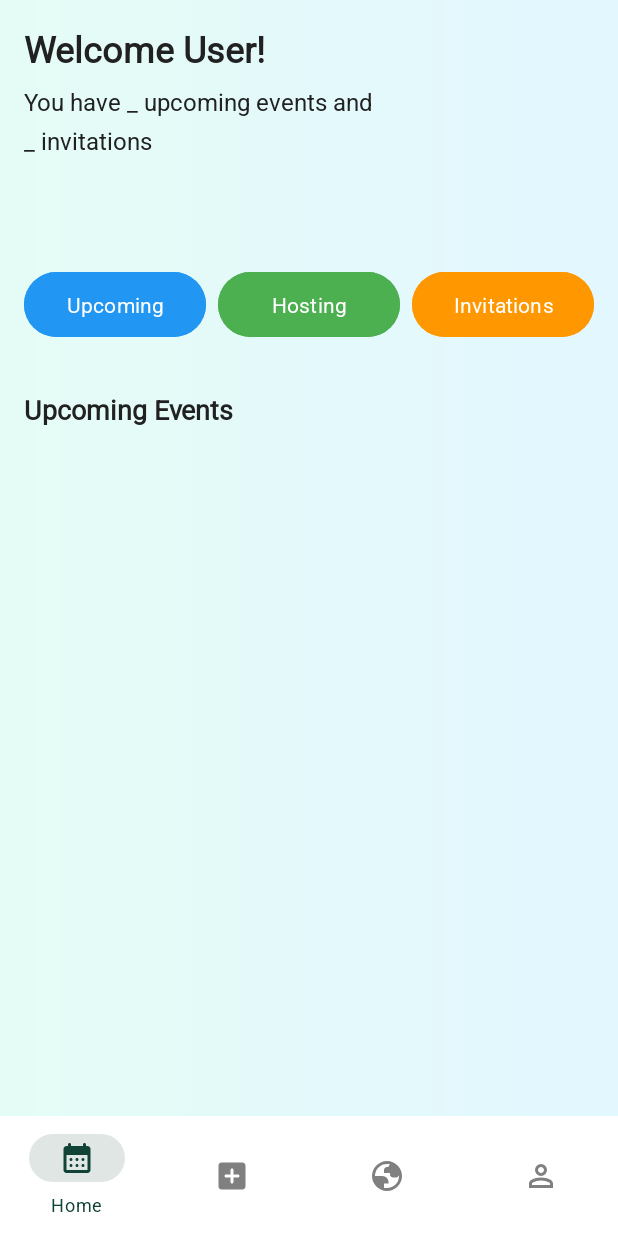
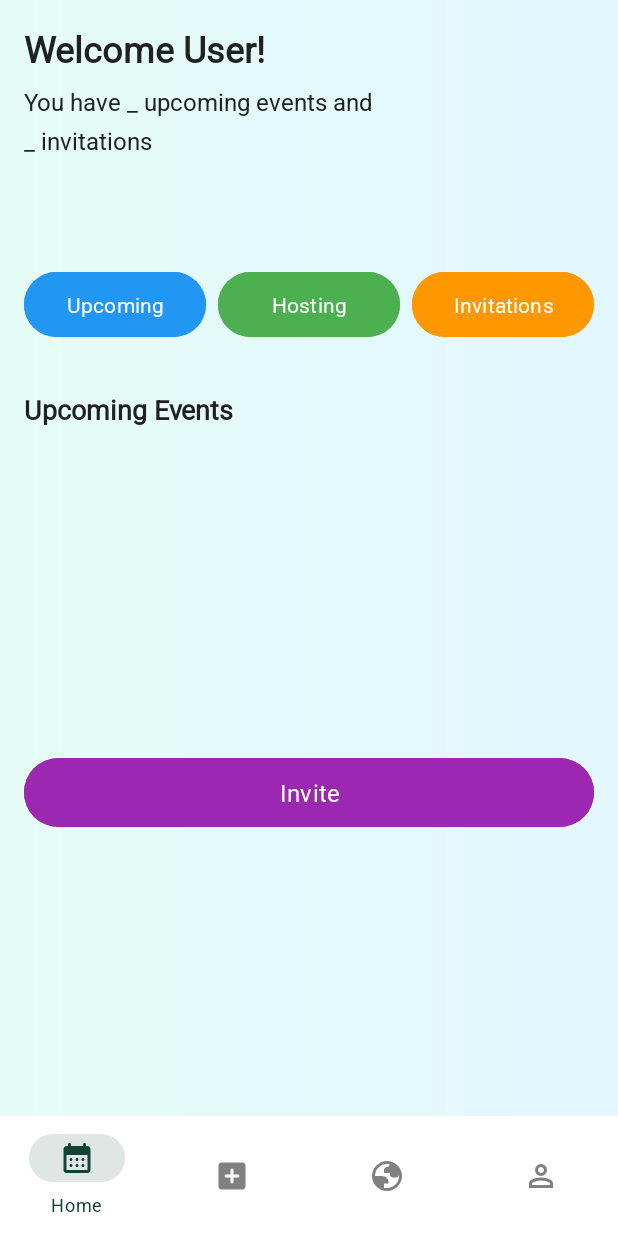
Before and after one commit to ll5zh/hkunite, an Android app: the HomeFragment screen opened directly, with no data from a screen before it, on a phone screen of 412 x 824 dp. Run offline under Robolectric (Android 15) with nearby library versions, the phone set to English and light mode, and no system bars; network calls fail.

Commit message:
so far running

```diff
--- a/ui/app/src/main/java/com/example/comp3330_hkunite/Configuration.java
+++ b/ui/app/src/main/java/com/example/comp3330_hkunite/Configuration.java
@@ -1,5 +1,5 @@
 package com.example.comp3330_hkunite;
 
 public class Configuration {
-    public static final String BASE_URL = "http://10.70.170.80:5001";
+    public static final String BASE_URL = "http://10.0.4.64:5001";
 }
--- a/ui/app/src/main/java/com/example/comp3330_hkunite/HomeFragment.java
+++ b/ui/app/src/main/java/com/example/comp3330_hkunite/HomeFragment.java
@@ -82,103 +82,4 @@ public class HomeFragment extends Fragment {
 
 
         return view;
-    }
-
-
-    private void showEvents(String uID, String filter) {
-        //load data from database
-        String serverUrl = "http://10.68.123.231:5000/my-events?uid=" + uID; //make sure for right user
-        JsonObjectRequest jsonObjectRequest = new JsonObjectRequest(
-                Request.Method.GET,
-                serverUrl,
-                null,
-                new Response.Listener<JSONObject>() {
-                    @Override
-                    public void onResponse(JSONObject response) {
-                        try {
-                            //return jsonify({"success": True, "data": list(my_events.values())}), 200
-                            JSONArray eventsArray = response.getJSONArray("data");
-                            ArrayList<Event> eventsList = parseEvents(eventsArray);
-
-                            if (filter.equals("upcoming")){
-                                eventsList = filterUpcoming(eventsList);
-                            } else if(filter.equals("hosting")) {
-                                eventsList = filterHosting(eventsList, uID);
-                            } else if(filter.equals("invitations")) {
-                                eventsList = filterInvitations(eventsList);
-                            }
-
-                            showEventsinUI(eventsList); //display the events
-
-                        } catch (JSONException e) {
-                            Log.e("Volley", "JSON parsing error: " + e.getMessage());
-                        }
-                    }
-                },
-                new Response.ErrorListener() {
-                    @Override
-                    public void onErrorResponse(VolleyError error) {
-                        Log.e("Volley", "Error: " + error.toString());
-                    }
-                }
-        );
-
-        Volley.newRequestQueue(getContext()).add(jsonObjectRequest);
-    }
-
-
-
-    private ArrayList<Event> parseEvents(JSONArray eventsArray) throws JSONException {
-        ArrayList<Event> events = new ArrayList<>();
-
-        for (int i = 0; i < eventsArray.length(); i++) {
-            JSONObject eventJson = eventsArray.getJSONObject(i);
-
-            Event event = new Event(
-                    eventJson.getInt("EID"),
-                    eventJson.getString("TITLE"),
-                    eventJson.getString("DESCRIPTION"),
-                    eventJson.getString("IMAGE"),
-                    eventJson.getString("DATE"),
-                    eventJson.getInt("CID"),
-                    eventJson.getString("CATEGORY_NAME"),
-                    eventJson.getString("OWNER_USERNAME")
-            );
-
-            Log.d("ImageLoading", "Loading image from: " + eventJson.getString("IMAGE"));
-
-            events.add(event);
-        }
-
-        return events;
-    }
-
-    //TODO::maybe change this to a viewerpage for better UI experience
-    private void showEventsinUI(ArrayList<Event> events) {
-        if (getActivity() != null) {
-            getActivity().runOnUiThread(new Runnable() {
-                @Override
-                public void run() {
-                    //update UI elements
-                    eventsCarosel.removeAllViews();
-
-                    for (Event event : events) {
-                        View eventView = createEventView(event);
-                        eventsCarosel.addView(eventView);
-                    }
-
-                    // Optional: Show a message if no events found
-                    if (events.isEmpty()) {
-                        // You might want to show a TextView with "No events found"
-                        // For example: textViewNoEvents.setVisibility(View.VISIBLE);
-                        Log.d("HomeFragment", "No events to display");
-                    } else {
-                        // Hide the no events message if it exists
-                        // textViewNoEvents.setVisibility(View.GONE);
-                        Log.d("HomeFragment", "Displaying " + events.size() + " events");
-                    }
-                }
-            });
-        }
-    }
-}
+    }}
--- a/ui/app/src/main/res/layout/fragment_home.xml
+++ b/ui/app/src/main/res/layout/fragment_home.xml
@@ -110,6 +110,20 @@
             android:layout_width="match_parent"
             android:layout_height="200dp" />
 
+
+
+
+        <Button
+            android:id="@+id/btn_invite"
+            android:layout_width="match_parent"
+            android:layout_height="wrap_content"
+            android:text="Invite"
+            android:textAllCaps="false"
+            android:backgroundTint="#9C27B0"
+            android:textColor="@android:color/white"
+            android:textSize="16sp"
+            android:padding="12dp"
+            android:layout_marginBottom="32dp"/>
     </LinearLayout>
 
 </ScrollView>
```
